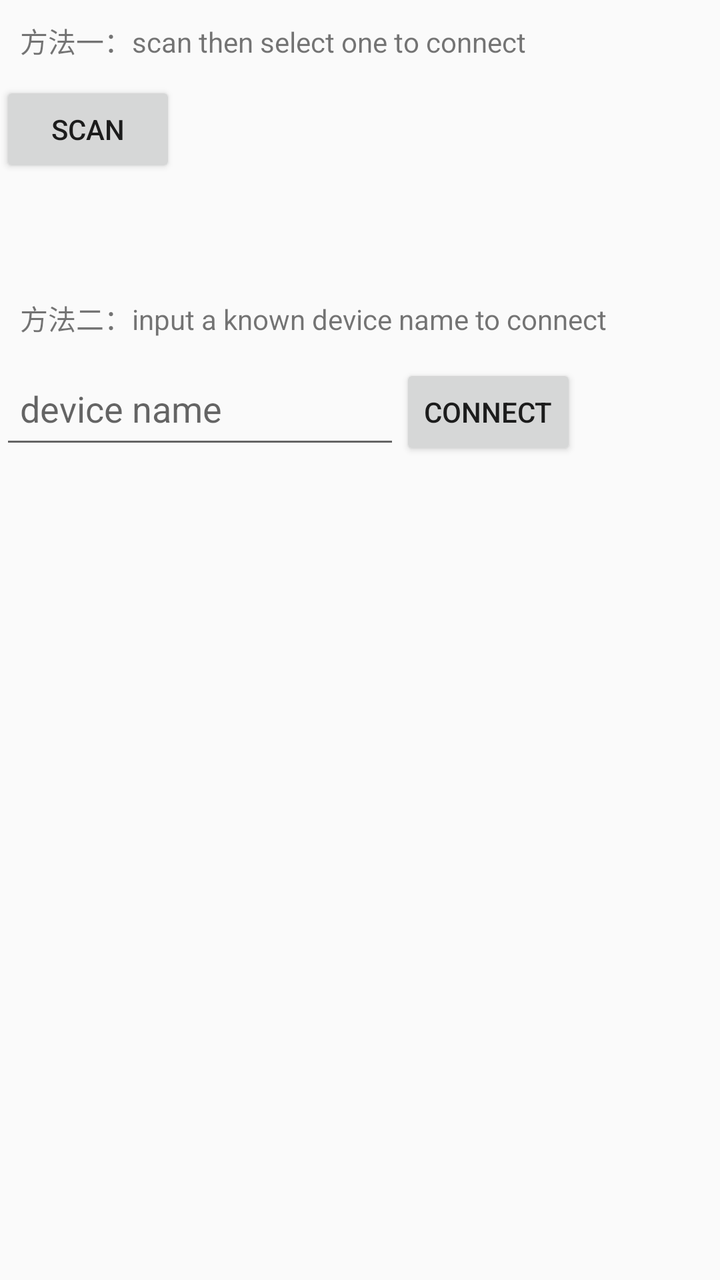
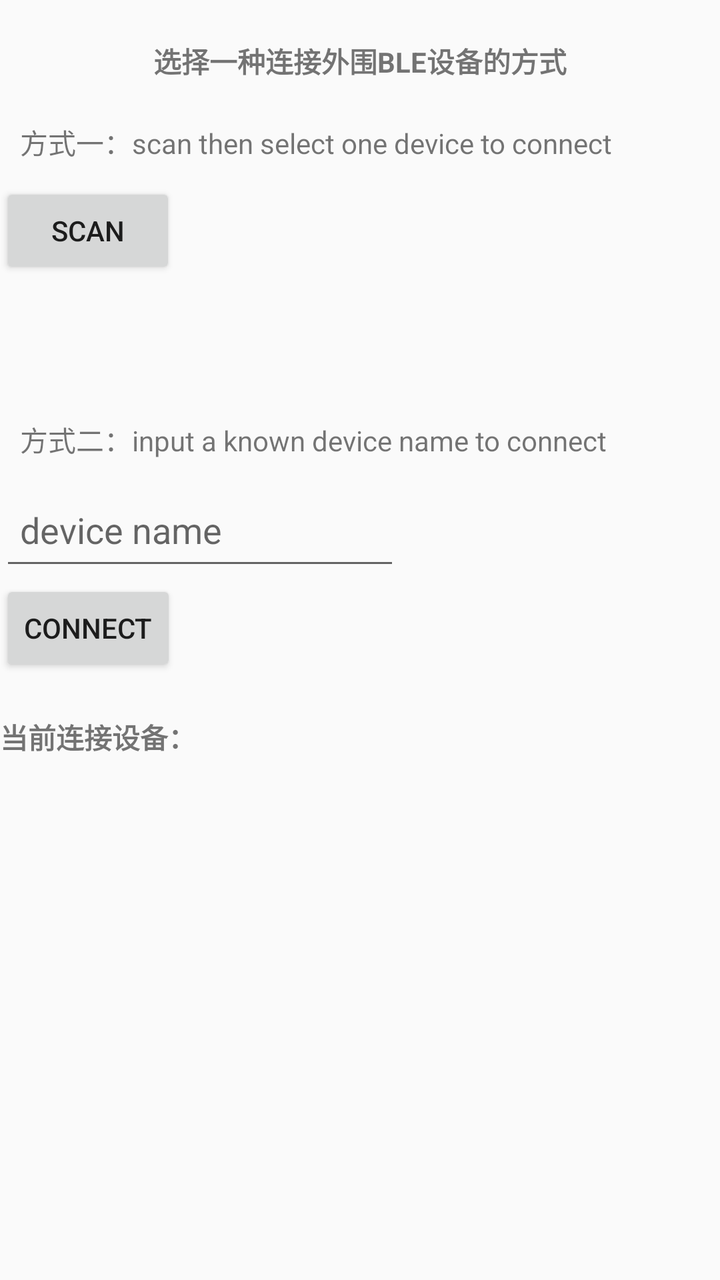

The first picture is an Android layout as it rendered before a commit; the second is the same layout after the commit. The layout source and the unified diff follow.
<!-- AndroidManifest.xml: application theme AppTheme -->
<!-- res/layout/activity_operate.xml -->
<?xml version="1.0" encoding="utf-8"?>
<ScrollView xmlns:android="http://schemas.android.com/apk/res/android"
    android:layout_width="match_parent"
    android:layout_height="wrap_content">

    <LinearLayout
        android:layout_width="match_parent"
        android:layout_height="wrap_content"
        android:orientation="vertical">

        <TextView
            android:layout_width="wrap_content"
            android:layout_height="wrap_content"
            android:padding="10dp"
            android:text="方法一：scan then select one to connect" />

        <Button
            android:id="@+id/btn_scan"
            android:layout_width="wrap_content"
            android:layout_height="wrap_content"
            android:padding="10dp"
            android:text="scan" />

        <LinearLayout
            android:id="@+id/layout_device_list"
            android:layout_width="match_parent"
            android:layout_height="wrap_content"
            android:orientation="vertical" />

        <TextView
            android:layout_width="wrap_content"
            android:layout_height="wrap_content"
            android:layout_marginTop="50dp"
            android:padding="10dp"
            android:text="方法二：input a known device name to connect" />

        <LinearLayout
            android:layout_width="match_parent"
            android:layout_height="wrap_content"
            android:layout_gravity="center_vertical"
            android:orientation="horizontal">

            <EditText
                android:id="@+id/et_device_name"
                android:layout_width="200dp"
                android:layout_height="50dp"
                android:hint="device name"
                android:padding="10dp" />

            <Button
                android:id="@+id/btn_connect"
                android:layout_width="wrap_content"
                android:layout_height="wrap_content"
                android:text="connect" />

        </LinearLayout>

    </LinearLayout>

</ScrollView>
<!-- resources referenced by this layout -->
<resources>
  <style name="AppTheme" parent="Theme.AppCompat.Light.NoActionBar">
          <item name="colorPrimary">@color/colorPrimary</item>
          <item name="colorPrimaryDark">@color/colorPrimaryDark</item>
          <item name="colorAccent">@color/colorAccent</item>
      </style>
  <color name="colorPrimary">#3F51B5</color>
  <color name="colorPrimaryDark">#303F9F</color>
  <color name="colorAccent">#FF4081</color>
</resources>

<!-- the commit's change to res/layout/activity_operate.xml (unified diff, before → after) -->
@@ -8,53 +8,109 @@
         android:layout_height="wrap_content"
         android:orientation="vertical">
 
-        <TextView
-            android:layout_width="wrap_content"
-            android:layout_height="wrap_content"
-            android:padding="10dp"
-            android:text="方法一：scan then select one to connect" />
+        <include
+            layout="@layout/layout_item_connect" />
 
-        <Button
-            android:id="@+id/btn_scan"
-            android:layout_width="wrap_content"
-            android:layout_height="wrap_content"
-            android:padding="10dp"
-            android:text="scan" />
+        <include
+            layout="@layout/layout_item_state" />
 
-        <LinearLayout
-            android:id="@+id/layout_device_list"
-            android:layout_width="match_parent"
-            android:layout_height="wrap_content"
-            android:orientation="vertical" />
+    </LinearLayout>
+
+
+</ScrollView>
+<!-- res/layout/layout_item_connect.xml (included above) -->
+<?xml version="1.0" encoding="utf-8"?>
+<LinearLayout xmlns:android="http://schemas.android.com/apk/res/android"
+    android:id="@+id/layout_item_connect"
+    android:layout_width="match_parent"
+    android:layout_height="match_parent"
+    android:orientation="vertical">
+
+    <TextView
+        android:layout_width="wrap_content"
+        android:layout_height="wrap_content"
+        android:layout_gravity="center_horizontal"
+        android:layout_marginTop="20dp"
+        android:text="选择一种连接外围BLE设备的方式"
+        android:textStyle="bold" />
+
+    <TextView
+        android:layout_width="wrap_content"
+        android:layout_height="wrap_content"
+        android:layout_marginTop="10dp"
+        android:padding="10dp"
+        android:text="方式一：scan then select one device to connect" />
+
+    <Button
+        android:id="@+id/btn_scan"
+        android:layout_width="wrap_content"
+        android:layout_height="wrap_content"
+        android:padding="10dp"
+        android:text="scan" />
+
+    <LinearLayout
+        android:id="@+id/layout_device_list"
+        android:layout_width="match_parent"
+        android:layout_height="wrap_content"
+        android:orientation="vertical" />
+
+    <TextView
+        android:layout_width="wrap_content"
+        android:layout_height="wrap_content"
+        android:layout_marginTop="60dp"
+        android:focusable="true"
+        android:focusableInTouchMode="true"
+        android:padding="10dp"
+        android:text="方式二：input a known device name to connect" />
+
+    <EditText
+        android:id="@+id/et_device_name"
+        android:layout_width="200dp"
+        android:layout_height="50dp"
+        android:hint="device name"
+        android:padding="10dp" />
+
+    <Button
+        android:id="@+id/btn_connect"
+        android:layout_width="wrap_content"
+        android:layout_height="wrap_content"
+        android:text="connect" />
+
+
+</LinearLayout>
+<!-- res/layout/layout_item_state.xml (included above) -->
+<?xml version="1.0" encoding="utf-8"?>
+<LinearLayout xmlns:android="http://schemas.android.com/apk/res/android"
+    android:id="@+id/layout_item_state"
+    android:layout_width="match_parent"
+    android:layout_height="match_parent"
+    android:orientation="vertical">
+
+    <LinearLayout
+        android:layout_width="match_parent"
+        android:layout_height="wrap_content"
+        android:layout_marginTop="20dp"
+        android:orientation="horizontal">
 
         <TextView
             android:layout_width="wrap_content"
             android:layout_height="wrap_content"
-            android:layout_marginTop="50dp"
-            android:padding="10dp"
-            android:text="方法二：input a known device name to connect" />
+            android:text="当前连接设备："
+            android:textStyle="bold" />
 
-        <LinearLayout
-            android:layout_width="match_parent"
+        <TextView
+            android:id="@+id/txt_device_name"
+            android:layout_width="wrap_content"
             android:layout_height="wrap_content"
-            android:layout_gravity="center_vertical"
-            android:orientation="horizontal">
-
-            <EditText
-                android:id="@+id/et_device_name"
-                android:layout_width="200dp"
-                android:layout_height="50dp"
-                android:hint="device name"
-                android:padding="10dp" />
-
-            <Button
-                android:id="@+id/btn_connect"
-                android:layout_width="wrap_content"
-                android:layout_height="wrap_content"
-                android:text="connect" />
-
-        </LinearLayout>
+            android:textStyle="bold" />
 
     </LinearLayout>
 
-</ScrollView>
+    <LinearLayout
+        android:id="@+id/layout_character_list"
+        android:layout_width="match_parent"
+        android:layout_height="wrap_content"
+        android:orientation="vertical" />
+
+
+</LinearLayout>
